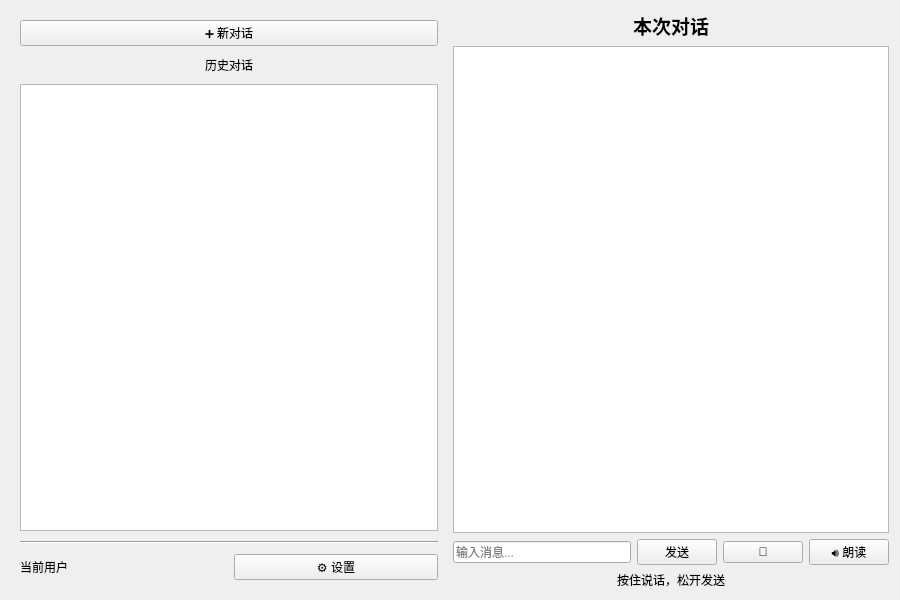
Old version of the form Client_Qt/Client/widget.ui in the repository lazale666/Smart-Medica-Terminal.
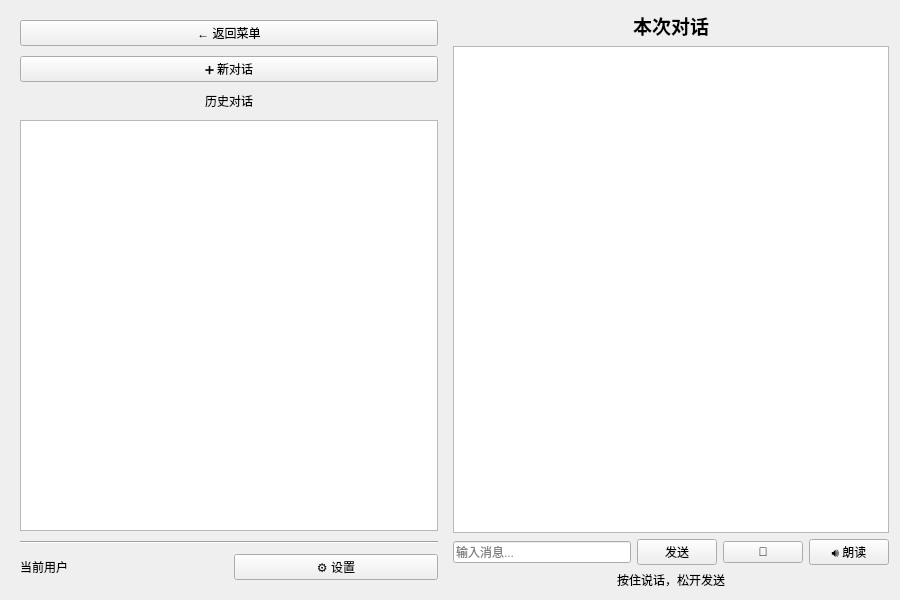
New version of the form.

Diff of the .ui file:
```diff
--- a/Client_Qt/Client/widget.ui
+++ b/Client_Qt/Client/widget.ui
@@ -28,6 +28,16 @@
           <property name="spacing">
             <number>10</number>
           </property>
+          <item>
+            <widget class="QPushButton" name="backBtn">
+              <property name="text">
+                <string>← 返回菜单</string>
+              </property>
+              <property name="minimumHeight">
+                <number>40</number>
+              </property>
+            </widget>
+          </item>
           <item>
             <widget class="QPushButton" name="newChatBtn">
               <property name="text">
```
